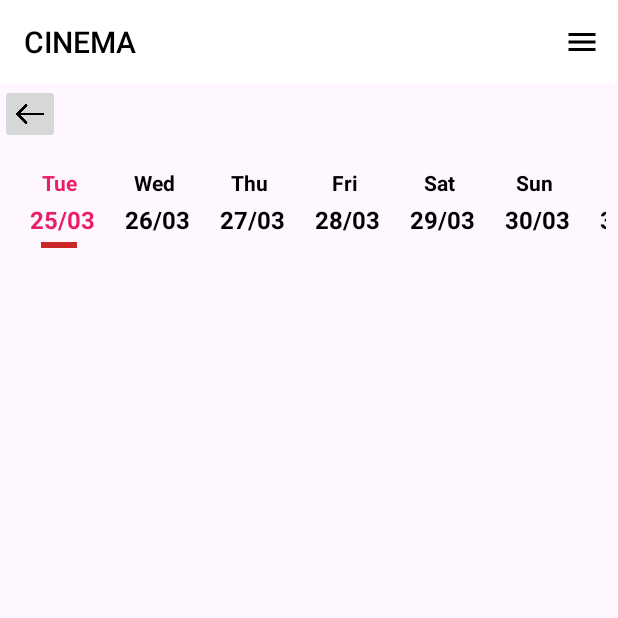
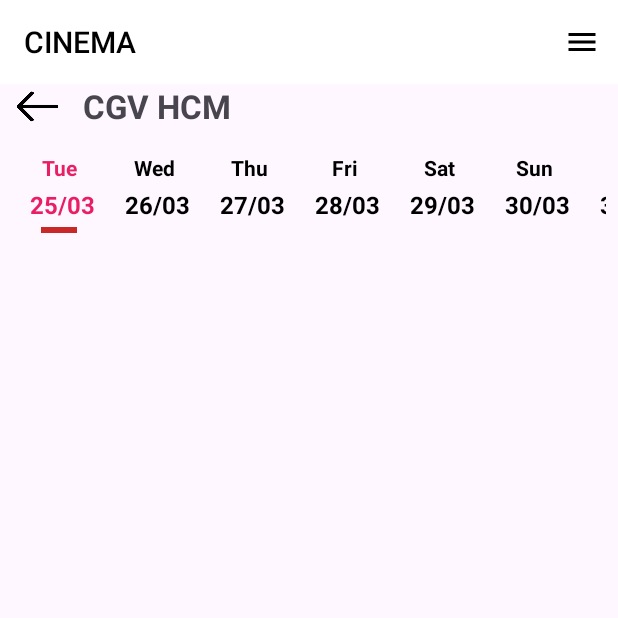
Before and after one commit to sonHong9824/LTDD_DoAn_FE, an Android app: the fragment ShowtimeFragment placed in its activity, on a phone screen of 412 x 824 dp, the top half of it. Run offline under Robolectric (Android 15) with nearby library versions, the phone set to English and light mode, and no system bars; libraries missing offline, so code that uses them is left out: me.relex.circleindicator; pictures from the network do not load; 3 statements that could not run were skipped.

Commit message:
nút back

```diff
--- a/app/src/main/java/com/example/template_project/fragment/MovieDetailFragment.java
+++ b/app/src/main/java/com/example/template_project/fragment/MovieDetailFragment.java
@@ -1,6 +1,7 @@
 package com.example.template_project.fragment;
 
 import android.content.Intent;
+import android.graphics.Color;
 import android.os.Bundle;
 import android.text.TextUtils;
 import android.util.Log;
@@ -71,7 +72,6 @@ public class MovieDetailFragment extends Fragment {
         btn_back = view.findViewById(R.id.btn_back);
         btn_back.setOnClickListener(v -> requireActivity().getSupportFragmentManager().popBackStack());
 
-
         // Nhận dữ liệu từ arguments
         if (getArguments() != null) {
             movieSummary = (MovieSummary) getArguments().getSerializable(ARG_MOVIE_SUMMARY);
@@ -114,7 +114,6 @@ public class MovieDetailFragment extends Fragment {
         if (!"NOW_SHOWING".equals(movieStatus)) {
             btn_book.setVisibility(View.GONE);
         }
-
 
         return view;
     }
--- a/app/src/main/java/com/example/template_project/fragment/ShowtimeFragment.java
+++ b/app/src/main/java/com/example/template_project/fragment/ShowtimeFragment.java
@@ -48,7 +48,7 @@ public class ShowtimeFragment extends Fragment {
     private Map<Cinema, List<Showtime>> mListShowtime;
     private ExShowtimeAdapter exShowtimeAdapter;
     private DateAdapter dateAdapter;
-    private TextView tv_noShowtime;
+    private TextView tv_noShowtime, tv_movie;
     private ImageButton btn_back;
 
 
@@ -73,9 +73,11 @@ public class ShowtimeFragment extends Fragment {
         recyclerViewDates.setLayoutManager(new LinearLayoutManager(getContext(), LinearLayoutManager.HORIZONTAL, false));
         expandableListView = view.findViewById(R.id.ex_showtime);
         tv_noShowtime = view.findViewById(R.id.tv_NoShowtime);
-        btn_back = view.findViewById(R.id.btn_back);
+        btn_back = view.findViewById(R.id.btn_back_showtime);
         btn_back.setOnClickListener(v -> requireActivity().getSupportFragmentManager().popBackStack());
 
+        tv_movie = view.findViewById(R.id.tv_movie_showtime);
+        tv_movie.setText(movie.getTitle());
 
         List<DateItem> dateList = generateDateList();
         dateAdapter = new DateAdapter(dateList, selectedDate -> {
@@ -84,22 +86,25 @@ public class ShowtimeFragment extends Fragment {
         recyclerViewDates.setAdapter(dateAdapter);
 
 
+        expandableListView.setOnChildClickListener((parent, v, groupPosition, childPosition, id) -> {
+            Cinema cinema = mListCinema.get(groupPosition);
+            Showtime showtime = mListShowtime.get(cinema).get(childPosition);
 
-//        fetchShowtimes(); // Gọi fetchShowtimes() sau khi gán dữ liệu
+            Toast.makeText(getContext(), "Suất chiếu: " + showtime.getShowtime() + " - Rạp: " + cinema.getName(), Toast.LENGTH_SHORT).show();
 
-        expandableListView.setOnChildClickListener(new ExpandableListView.OnChildClickListener() {
-            @Override
-            public boolean onChildClick(ExpandableListView parent, View v, int groupPosition, int childPosition, long id) {
-                Cinema cinema = mListCinema.get(groupPosition);
-                Showtime showtime = mListShowtime.get(cinema).get(childPosition);
+            SeatFragment seatFragment = new SeatFragment();
+            Bundle bundle = new Bundle();
+            bundle.putSerializable("SHOWTIME_DATA", showtime);
+            seatFragment.setArguments(bundle);
 
-                // Hiển thị thông tin suất chiếu khi click
-                Toast.makeText(getContext(), "Suất chiếu: " + showtime.getShowtime() + " - Rạp: " + cinema.getName(), Toast.LENGTH_SHORT).show();
+            requireActivity().getSupportFragmentManager()
+                    .beginTransaction()
+                    .replace(R.id.content_frame, seatFragment)
+                    .addToBackStack(null)
+                    .commit();
 
-                return true;
-            }
+            return true;
         });
-
         return view;
     }
 
--- a/app/src/main/java/com/example/template_project/model/Showtime.java
+++ b/app/src/main/java/com/example/template_project/model/Showtime.java
@@ -1,8 +1,9 @@
 package com.example.template_project.model;
 
+import java.io.Serializable;
 import java.time.LocalDateTime;
 
-public class Showtime {
+public class Showtime implements Serializable {
     private String id;
     private Movie movie;
     private Cinema cinema;
--- /dev/null
+++ b/app/src/main/res/drawable/custom_btn_back.xml
@@ -0,0 +1,7 @@
+<?xml version="1.0" encoding="utf-8"?>
+<selector xmlns:android="http://schemas.android.com/apk/res/android">
+<item>
+    <shape android:shape="rectangle">
+    </shape>
+</item>
+</selector>
--- a/app/src/main/res/layout/activity_youtube_player.xml
+++ b/app/src/main/res/layout/activity_youtube_player.xml
@@ -14,10 +14,10 @@
         android:id="@+id/btnBack"
         android:layout_width="40dp"
         android:layout_height="40dp"
-        android:src="@drawable/baseline_arrow_back_ios_24"
-        android:background="@android:color/darker_gray"
+        android:src="@drawable/back"
+        android:scaleType="centerCrop"
+        android:background="@drawable/custom_btn_back"
         android:textColor="@android:color/white"
-        android:padding="10dp"
         android:layout_margin="16dp"
         android:layout_alignParentTop="true"
         android:layout_alignParentStart="true"/>
--- a/app/src/main/res/layout/fragment_showtime.xml
+++ b/app/src/main/res/layout/fragment_showtime.xml
@@ -6,12 +6,28 @@
     tools:context=".fragment.ShowtimeFragment"
     android:layout_width="match_parent"
     android:layout_height="match_parent">
-    <ImageButton
-        android:id="@+id/btn_back"
-        android:src="@drawable/back"
-        android:scaleType="centerCrop"
-        android:layout_width="40dp"
-        android:layout_height="40dp"/>
+    <LinearLayout
+        android:layout_width="match_parent"
+        android:layout_height="wrap_content"
+        android:orientation="horizontal">
+        <ImageButton
+            android:id="@+id/btn_back_showtime"
+            android:layout_marginStart="10dp"
+            android:src="@drawable/back"
+            android:scaleType="centerCrop"
+            android:background="@drawable/custom_btn_back"
+            android:layout_width="30dp"
+            android:layout_height="30dp"/>
+        <TextView
+            android:id="@+id/tv_movie_showtime"
+            android:layout_width="wrap_content"
+            android:layout_height="match_parent"
+            android:text="CGV HCM"
+            android:gravity="center"
+            android:textStyle="bold"
+            android:layout_marginStart="15dp"
+            android:textSize="22sp"/>
+    </LinearLayout>
     <androidx.recyclerview.widget.RecyclerView
         android:id="@+id/recyclerViewDates"
         android:layout_width="match_parent"
--- a/app/src/main/res/values/colors.xml
+++ b/app/src/main/res/values/colors.xml
@@ -5,4 +5,6 @@
     <color name="color1">#EF6767</color>
     <color name="indicator">#5C5D5E</color>
     <color name="lightGrey">#DFDAD9</color>
+    <color name="seat1">#FECBC8</color>
+    <color name="seat2">#E52F86</color>
 </resources>
```
Also changed, not shown: app/src/main/java/com/example/template_project/adapter/SeatAdapter.java (added, +60 -0 lines), app/src/main/java/com/example/template_project/fragment/SeatFragment.java (added, +80 -0 lines), app/src/main/java/com/example/template_project/model/Seat.java (added, +23 -0 lines), app/src/main/res/drawable/custom_screen.xml (added, +11 -0 lines), app/src/main/res/drawable/seat_selector.xml (added, +16 -0 lines), app/src/main/res/layout/fragment_movie_detail.xml (+5 -3 lines), app/src/main/res/layout/fragment_seats.xml (added, +61 -0 lines), app/src/main/res/layout/item_seat.xml (added, +12 -0 lines), app/src/main/res/drawable/screen.png (added), app/src/main/res/drawable/screen_cinema.png (added).
